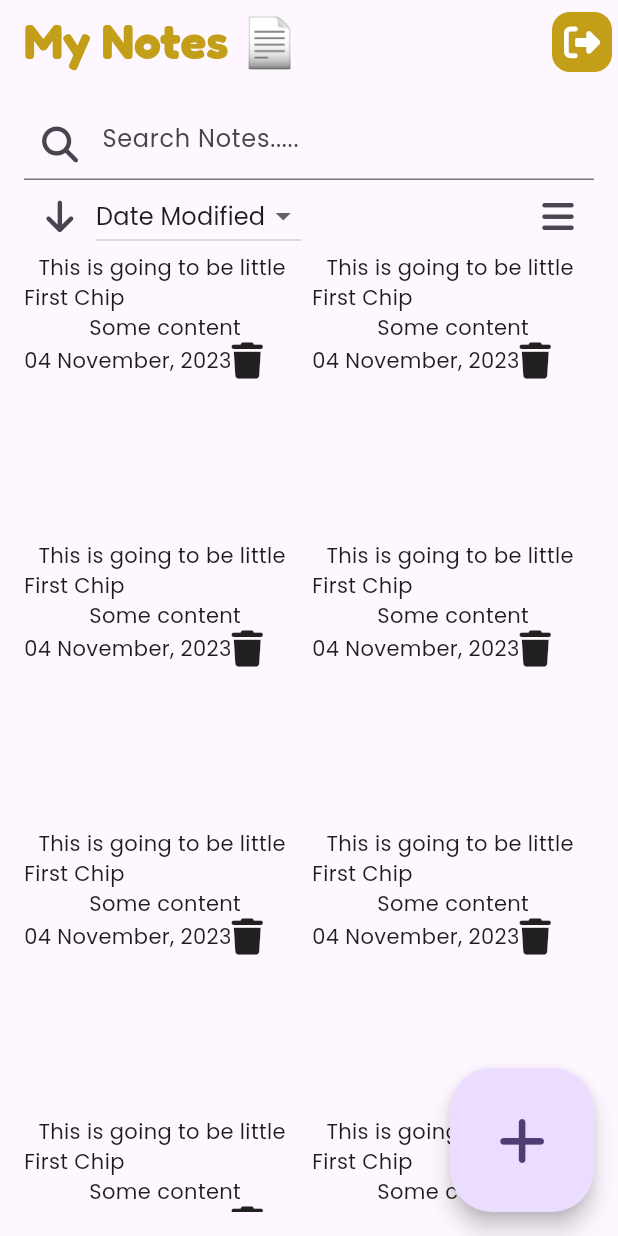
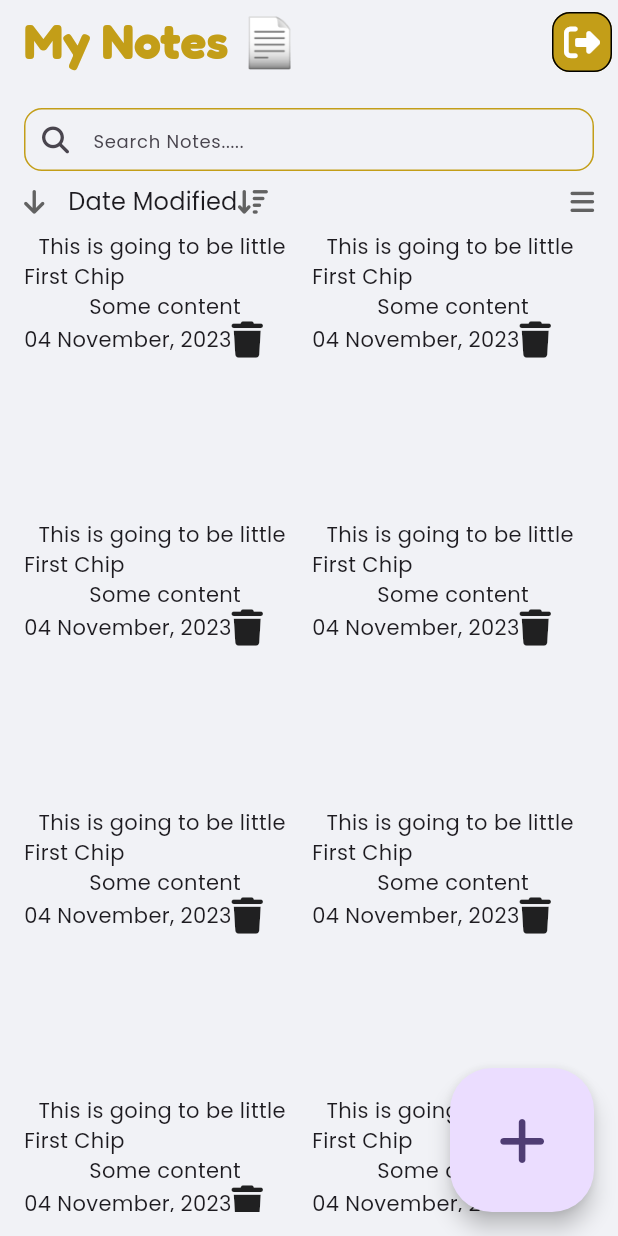
Before and after one commit to sharifulb07/flutterprojects, a Flutter app: the screen it shows after launch, on a phone screen of 412 x 824 dp. Run offline on Flutter 3.47's test engine with Material 3 defaults, Android fonts, the phone set to English and light mode, and no system bars; our stand-ins replace font_awesome_flutter.

Commit message:
downarrow and dropdownbutton options and baricons resizing exactly as per requirements.

```diff
--- a/lib/main.dart
+++ b/lib/main.dart
@@ -14,9 +14,11 @@ class MyApp extends StatelessWidget {
     return MaterialApp(
       title: 'Flutter Demo',
       debugShowCheckedModeBanner: false,
+
       theme: ThemeData(
         colorScheme: ColorScheme.fromSeed(seedColor: Colors.deepPurple),
         useMaterial3: true,
+        scaffoldBackgroundColor: background,
         fontFamily: "Poppins",
         appBarTheme: Theme.of(context).appBarTheme.copyWith(
           backgroundColor: Colors.transparent,
--- a/lib/main_page.dart
+++ b/lib/main_page.dart
@@ -26,9 +26,8 @@ class _MainPageState extends State<MainPage> {
                   backgroundColor: primary,
                   foregroundColor: white,
                   shape: RoundedRectangleBorder(
-                borderRadius: BorderRadius.circular(12)              )
-
-            ),
+                      borderRadius: BorderRadius.circular(12),
+                      side: BorderSide(color: black))),
             )
           ],
         ),
@@ -43,21 +42,67 @@ class _MainPageState extends State<MainPage> {
               TextField(
                 decoration: InputDecoration(
                     hintText: "Search Notes.....",
-                    prefixIcon: Icon(FontAwesomeIcons.magnifyingGlass)),
+                    hintStyle: TextStyle(fontSize: 12),
+                    prefixIcon: Icon(FontAwesomeIcons.magnifyingGlass),
+                    prefixIconConstraints: BoxConstraints(
+                      minHeight: 42,
+                      minWidth: 42,
                     ),
-              Row(
+                    fillColor: white,
+                    isDense: true,
+                    contentPadding: EdgeInsets.zero,
+                    enabledBorder: OutlineInputBorder(
+                        borderRadius: BorderRadius.circular(12),
+                        borderSide: BorderSide(color: primary)),
+                    focusedBorder: OutlineInputBorder(
+                        borderRadius: BorderRadius.circular(12),
+                        borderSide: BorderSide(color: primary))),
+              ),
+              Padding(
+                padding: const EdgeInsets.symmetric(vertical: 8.0),
+                child: Row(
                   children: [
                     IconButton(
                       onPressed: () {},
-                      icon: const FaIcon(FontAwesomeIcons.arrowDown)),
+                      icon: const FaIcon(FontAwesomeIcons.arrowDown),
+                      padding: EdgeInsets.zero,
+                      visualDensity: VisualDensity.compact,
+                      constraints: BoxConstraints(),
+                      style: IconButton.styleFrom(
+                        tapTargetSize: MaterialTapTargetSize.shrinkWrap,
+                      ),
+                      iconSize: 18,
+                      color: gray700,
+                    ),
+                    SizedBox(
+                      width: 16,
+                    ),
                     DropdownButton(
                         value: dropdownValue,
+                        icon: FaIcon(
+                          FontAwesomeIcons.arrowDownWideShort,
+                          size: 18,
+                          color: gray700,
+                        ),
+                        underline: SizedBox.shrink(),
+                        borderRadius: BorderRadius.circular(16),
+                        isDense: true,
                         items: dropdownOptions
                             .map((e) => DropdownMenuItem(
                                   value: e,
-                                child: Text(e),
+                                  child: Row(children: [
+                                    Text(e),
+                                    if (e == dropdownValue) ...[
+                                      SizedBox(
+                                        width: 4,
+                                      ),
+                                      Icon(Icons.check),
+                                    ]
+                                  ]),
                                 ))
                             .toList(),
+                        selectedItemBuilder: (context) =>
+                            dropdownOptions.map((e) => Text(e)).toList(),
                         onChanged: (newValue) {
                           setState(() {
                             dropdownValue = newValue!;
@@ -66,8 +111,18 @@ class _MainPageState extends State<MainPage> {
                     Spacer(),
                     IconButton(
                       onPressed: () {},
-                      icon: const FaIcon(FontAwesomeIcons.bars)),
+                      icon: const FaIcon(FontAwesomeIcons.bars),
+                      padding: EdgeInsets.zero,
+                      visualDensity: VisualDensity.compact,
+                      constraints: BoxConstraints(),
+                      style: IconButton.styleFrom(
+                        tapTargetSize: MaterialTapTargetSize.shrinkWrap,
+                      ),
+                      iconSize: 18,
+                      color: gray700,
+                    ),
                   ],
+                ),
               ),
               Expanded(
                 child: GridView.builder(
```
Lines whose indentation alone changed are shown as unchanged.
